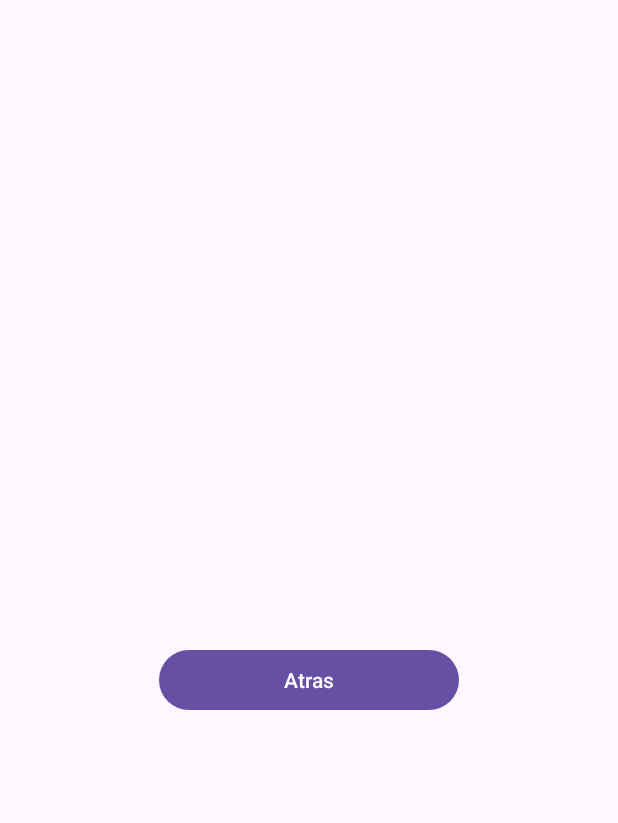
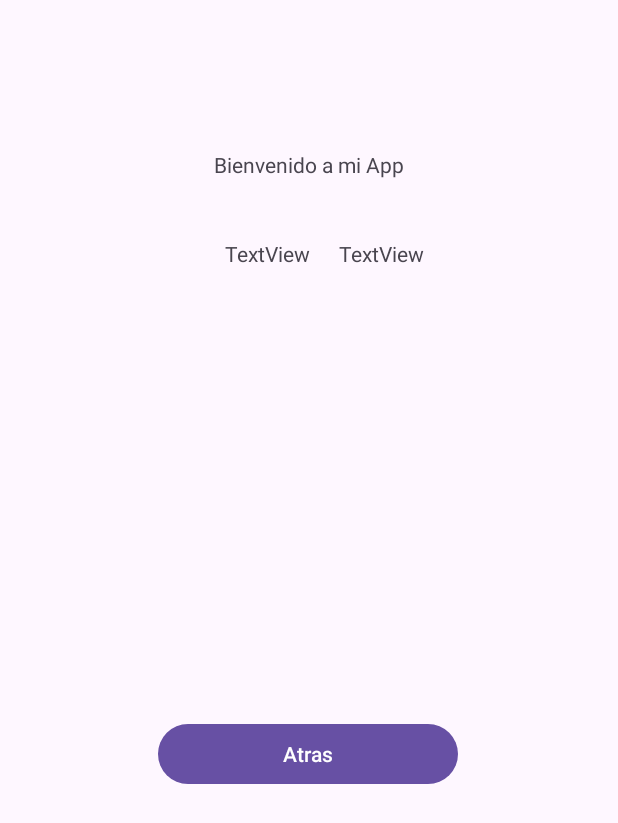
Before and after one commit to NuevasPlataformas/LoginSample, an Android app: the layout activity_home.xml on its own in the app's theme, with its tools: preview values and no code run, on a phone screen of 412 x 824 dp. Shown: the top 823 px of the screen. Run offline under Robolectric (Android 15) with nearby library versions, the phone set to English and light mode, and no system bars.

Commit message:
Desarrollo de Lab 3

```diff
--- a/app/build.gradle.kts
+++ b/app/build.gradle.kts
@@ -41,6 +41,7 @@ dependencies {
     implementation(libs.material)
     implementation(libs.activity)
     implementation(libs.constraintlayout)
+    implementation(libs.gson)
     testImplementation(libs.junit)
     androidTestImplementation(libs.ext.junit)
     androidTestImplementation(libs.espresso.core)
--- a/app/src/main/res/layout/activity_account.xml
+++ b/app/src/main/res/layout/activity_account.xml
@@ -46,7 +46,7 @@
         app:layout_constraintTop_toBottomOf="@+id/edtLastname" />
 
     <EditText
-        android:id="@+id/editTextPhone"
+        android:id="@+id/edtPhone"
         android:layout_width="wrap_content"
         android:layout_height="wrap_content"
         android:layout_marginTop="40dp"
@@ -68,7 +68,7 @@
         android:text=""
         app:layout_constraintEnd_toEndOf="parent"
         app:layout_constraintStart_toStartOf="parent"
-        app:layout_constraintTop_toBottomOf="@+id/editTextPhone" />
+        app:layout_constraintTop_toBottomOf="@+id/edtPhone" />
 
     <EditText
         android:id="@+id/edtPassword2"
@@ -93,7 +93,7 @@
         app:layout_constraintTop_toBottomOf="@+id/edtPassword2">
 
         <Button
-            android:id="@+id/btnOK"
+            android:id="@+id/btnOk"
             android:layout_width="wrap_content"
             android:layout_height="wrap_content"
             android:layout_weight="1"
--- a/app/src/main/res/layout/activity_home.xml
+++ b/app/src/main/res/layout/activity_home.xml
@@ -7,22 +7,47 @@
     android:layout_height="match_parent"
     tools:context=".HomeActivity">
 
+    <Button
+        android:id="@+id/btnReturn"
+        android:layout_width="200dp"
+        android:layout_height="wrap_content"
+        android:layout_marginTop="300dp"
+        android:text="Atras"
+        app:layout_constraintEnd_toEndOf="parent"
+        app:layout_constraintHorizontal_bias="0.497"
+        app:layout_constraintStart_toStartOf="parent"
+        app:layout_constraintTop_toBottomOf="@+id/edtFirstname_" />
+
     <TextView
-        android:id="@+id/txtWelcome"
+        android:id="@+id/textView"
         android:layout_width="wrap_content"
         android:layout_height="wrap_content"
-        android:layout_marginTop="350dp"
+        android:layout_marginTop="100dp"
+        android:text="Bienvenido a mi App"
         app:layout_constraintEnd_toEndOf="parent"
         app:layout_constraintStart_toStartOf="parent"
         app:layout_constraintTop_toTopOf="parent" />
 
-    <Button
-        android:id="@+id/btnReturn"
-        android:layout_width="200dp"
+    <TextView
+        android:id="@+id/edtFirstname_"
+        android:layout_width="wrap_content"
         android:layout_height="wrap_content"
-        android:layout_marginTop="60dp"
-        android:text="Atras"
+        android:layout_marginTop="40dp"
+        android:layout_marginEnd="55dp"
+        android:text="TextView"
         app:layout_constraintEnd_toEndOf="parent"
         app:layout_constraintStart_toStartOf="parent"
-        app:layout_constraintTop_toBottomOf="@+id/txtWelcome" />
+        app:layout_constraintTop_toBottomOf="@+id/textView" />
+
+    <TextView
+        android:id="@+id/edtLastname_"
+        android:layout_width="wrap_content"
+        android:layout_height="wrap_content"
+        android:layout_marginTop="40dp"
+        android:layout_marginEnd="110dp"
+        android:text="TextView"
+        app:layout_constraintEnd_toEndOf="parent"
+        app:layout_constraintStart_toEndOf="@+id/edtFirstname_"
+        app:layout_constraintTop_toBottomOf="@+id/textView" />
+
 </androidx.constraintlayout.widget.ConstraintLayout>
--- a/gradle/libs.versions.toml
+++ b/gradle/libs.versions.toml
@@ -7,6 +7,7 @@ appcompat = "1.6.1"
 material = "1.12.0"
 activity = "1.9.0"
 constraintlayout = "2.1.4"
+gson = "2.10.1"
 
 [libraries]
 junit = { group = "junit", name = "junit", version.ref = "junit" }
@@ -16,6 +17,7 @@ appcompat = { group = "androidx.appcompat", name = "appcompat", version.ref = "a
 material = { group = "com.google.android.material", name = "material", version.ref = "material" }
 activity = { group = "androidx.activity", name = "activity", version.ref = "activity" }
 constraintlayout = { group = "androidx.constraintlayout", name = "constraintlayout", version.ref = "constraintlayout" }
+gson = { group = "com.google.code.gson", name = "gson", version.ref = "gson" }
 
 [plugins]
 android-application = { id = "com.android.application", version.ref = "agp" }
```
Also changed, not shown: app/src/main/java/com/example/loginsample/AccountActivity.java (+42 -32 lines), app/src/main/java/com/example/loginsample/HomeActivity.java (+22 -3 lines), app/src/main/java/com/example/loginsample/LoginActivity.java (+51 -18 lines).
